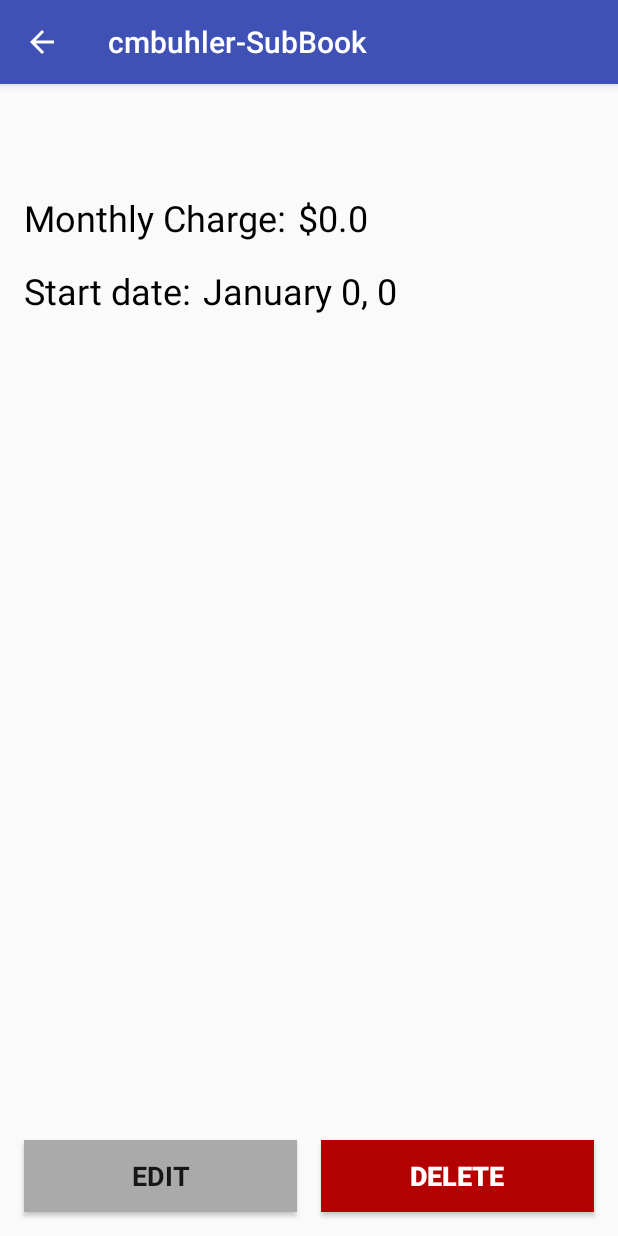
After one commit to cmbuhler/cmbuhler-SubBook, an Android app: the SubDetailsActivity screen opened directly, with no data from a screen before it, on a phone screen of 412 x 824 dp. The commit adds this screen. Run offline under Robolectric (Android 15) with nearby library versions, the phone set to English and light mode, and no system bars; 7 statements that could not run were skipped.

Commit message:
Implement Viewing Details about a Sub and the ability to delete a subscription.

```diff
--- a/app/build.gradle
+++ b/app/build.gradle
@@ -19,10 +19,11 @@ android {
 }
 
 dependencies {
-    implementation fileTree(dir: 'libs', include: ['*.jar'])
+    implementation fileTree(include: ['*.jar'], dir: 'libs')
     implementation 'com.android.support:appcompat-v7:26.1.0'
     implementation 'com.android.support.constraint:constraint-layout:1.0.2'
     testImplementation 'junit:junit:4.12'
     androidTestImplementation 'com.android.support.test:runner:1.0.1'
     androidTestImplementation 'com.android.support.test.espresso:espresso-core:3.0.1'
+    implementation 'com.google.code.gson:gson:2.2.4'
 }
--- a/app/src/main/java/com/example/chase/cmbuhler_subbook/SubAdapter.java
+++ b/app/src/main/java/com/example/chase/cmbuhler_subbook/SubAdapter.java
@@ -11,6 +11,10 @@ import java.util.ArrayList;
 
 /**
  * Created by Chase on 2018-01-24.
+ *
+ * References:
+ *      https://www.raywenderlich.com/124438/android-listview-tutorial
+ *          Retrieved: 2018-01-28
  */
 
 public class SubAdapter extends BaseAdapter {
--- /dev/null
+++ b/app/src/main/java/com/example/chase/cmbuhler_subbook/SubDetailsActivity.java
@@ -0,0 +1,99 @@
+package com.example.chase.cmbuhler_subbook;
+
+
+import android.content.Context;
+import android.content.DialogInterface;
+import android.content.Intent;
+import android.support.v7.app.AlertDialog;
+import android.support.v7.app.AppCompatActivity;
+import android.os.Bundle;
+import android.view.View;
+import android.widget.Button;
+import android.widget.TextView;
+
+public class SubDetailsActivity extends AppCompatActivity {
+
+    private String name;
+    private String comment;
+    private int year, month, day;
+    private float charge;
+    private int position;
+
+    private TextView nameView;
+    private TextView dateView;
+    private TextView chargeView;
+    private TextView commentView;
+
+    @Override
+    protected void onCreate(Bundle savedInstanceState) {
+        super.onCreate(savedInstanceState);
+        setContentView(R.layout.activity_sub_details);
+
+
+        name = this.getIntent().getExtras().getString("sub_name");
+        comment = this.getIntent().getExtras().getString("sub_comment");
+        year = this.getIntent().getExtras().getInt("sub_year");
+        month = this.getIntent().getExtras().getInt("sub_month");
+        day = this.getIntent().getExtras().getInt("sub_day");
+        charge = this.getIntent().getExtras().getFloat("sub_charge");
+        position = this.getIntent().getExtras().getInt("sub_pos");
+
+        nameView = findViewById(R.id.subNameTextView);
+        dateView = findViewById(R.id.subDateValue);
+        chargeView = findViewById(R.id.subChargeValue);
+        commentView = findViewById(R.id.subCommentValue);
+
+        Button deleteButton = findViewById(R.id.buttonDelete);
+        final Context context = this;
+        deleteButton.setOnClickListener(new Button.OnClickListener(){
+            @Override
+            public void onClick(View deleteButton){
+
+
+                /*
+                Taken https://stackoverflow.com/questions/2115758/how-do-i-display-an-alert-dialog-on-android
+                Retrieved 2018-01-28
+                 */
+                AlertDialog.Builder builder1 = new AlertDialog.Builder(context);
+                builder1.setMessage("Are you sure you want to delete this subscription?\nThis " +
+                        "is permanent and there is no going back.");
+                builder1.setCancelable(true);
+
+                builder1.setPositiveButton(
+                        "Yes",
+                        new DialogInterface.OnClickListener() {
+                            public void onClick(DialogInterface dialog, int id) {
+                                SubList.getInstance().remove(position);
+                                finish();
+                            }
+                        });
+
+                builder1.setNegativeButton(
+                        "No",
+                        new DialogInterface.OnClickListener() {
+                            public void onClick(DialogInterface dialog, int id) {
+                                dialog.cancel();
+                            }
+                        });
+
+                AlertDialog alert11 = builder1.create();
+                alert11.show();
+            }
+        });
+
+    }
+
+    @Override
+    public void onStart(){
+        super.onStart();
+        nameView.setText(name);
+        String date = "" + Subscription.getMonth(month) + " " + day +
+                ", " + year;
+        dateView.setText(date);
+        commentView.setText(comment);
+        String chargewithsign = "$"+charge;
+        chargeView.setText(chargewithsign);
+
+
+    }
+}
--- a/app/src/main/res/layout/activity_main.xml
+++ b/app/src/main/res/layout/activity_main.xml
@@ -10,10 +10,10 @@
 
     <TextView
         android:id="@+id/totalChargeText"
-        android:layout_width="235dp"
+        android:layout_width="wrap_content"
         android:layout_height="wrap_content"
+        android:layout_marginLeft="16dp"
         android:layout_marginStart="16dp"
-        android:layout_marginLeft="16dp"
         android:layout_marginTop="16dp"
         android:text="@string/total_charge"
         android:textAppearance="@style/TextAppearance.AppCompat.Body2"
--- /dev/null
+++ b/app/src/main/res/layout/activity_sub_details.xml
@@ -0,0 +1,114 @@
+<?xml version="1.0" encoding="utf-8"?>
+<android.support.constraint.ConstraintLayout xmlns:android="http://schemas.android.com/apk/res/android"
+    xmlns:app="http://schemas.android.com/apk/res-auto"
+    xmlns:tools="http://schemas.android.com/tools"
+    android:layout_width="match_parent"
+    android:layout_height="match_parent"
+    tools:context="com.example.chase.cmbuhler_subbook.SubDetailsActivity">
+
+    <TextView
+        android:id="@+id/subNameTextView"
+        android:layout_width="wrap_content"
+        android:layout_height="wrap_content"
+        android:layout_marginStart="16dp"
+        android:layout_marginTop="16dp"
+        android:text="TextView"
+        android:textColor="@android:color/black"
+        android:textSize="30sp"
+        app:layout_constraintStart_toStartOf="parent"
+        app:layout_constraintTop_toTopOf="parent" />
+
+    <TextView
+        android:id="@+id/subChargeTitle"
+        android:layout_width="wrap_content"
+        android:layout_height="wrap_content"
+        android:layout_marginStart="16dp"
+        android:layout_marginTop="16dp"
+        android:text="@string/sub_charge"
+        android:textColor="@android:color/black"
+        android:textSize="24sp"
+        app:layout_constraintStart_toStartOf="parent"
+        app:layout_constraintTop_toBottomOf="@+id/subNameTextView" />
+
+    <TextView
+        android:id="@+id/subChargeValue"
+        android:layout_width="wrap_content"
+        android:layout_height="wrap_content"
+        android:layout_marginStart="8dp"
+        android:text="TextView"
+        android:textColor="@android:color/black"
+        android:textSize="24sp"
+        app:layout_constraintBaseline_toBaselineOf="@+id/subChargeTitle"
+        app:layout_constraintStart_toEndOf="@+id/subChargeTitle" />
+
+    <TextView
+        android:id="@+id/subDateTitle"
+        android:layout_width="wrap_content"
+        android:layout_height="wrap_content"
+        android:layout_marginStart="16dp"
+        android:layout_marginTop="16dp"
+        android:text="@string/sub_data"
+        android:textColor="@android:color/black"
+        android:textSize="24sp"
+        app:layout_constraintStart_toStartOf="parent"
+        app:layout_constraintTop_toBottomOf="@+id/subChargeTitle" />
+
+    <TextView
+        android:id="@+id/subDateValue"
+        android:layout_width="wrap_content"
+        android:layout_height="wrap_content"
+        android:layout_marginStart="8dp"
+        android:text="TextView"
+        android:textColor="@android:color/black"
+        android:textSize="24sp"
+        app:layout_constraintBaseline_toBaselineOf="@+id/subDateTitle"
+        app:layout_constraintStart_toEndOf="@+id/subDateTitle" />
+
+    <TextView
+        android:id="@+id/subCommentValue"
+        android:layout_width="wrap_content"
+        android:layout_height="wrap_content"
+        android:layout_marginStart="16dp"
+        android:layout_marginTop="16dp"
+        android:text="TextView"
+        android:textColor="@android:color/black"
+        android:textSize="18sp"
+        app:layout_constraintStart_toStartOf="parent"
+        app:layout_constraintTop_toBottomOf="@+id/subDateTitle" />
+
+    <Button
+        android:id="@+id/buttonEdit"
+        android:layout_width="0dp"
+        android:layout_height="wrap_content"
+        android:layout_marginBottom="16dp"
+        android:layout_marginEnd="16dp"
+        android:layout_marginStart="16dp"
+        android:background="@android:color/darker_gray"
+        android:fontFamily="sans-serif"
+        android:text="@string/button_edit"
+        android:textSize="18sp"
+        android:textStyle="bold"
+        android:typeface="normal"
+        app:layout_constraintBottom_toBottomOf="parent"
+        app:layout_constraintEnd_toStartOf="@+id/buttonDelete"
+        app:layout_constraintHorizontal_bias="0.5"
+        app:layout_constraintStart_toStartOf="parent" />
+
+    <Button
+        android:id="@+id/buttonDelete"
+        android:layout_width="0dp"
+        android:layout_height="wrap_content"
+        android:layout_marginBottom="16dp"
+        android:layout_marginEnd="16dp"
+        android:background="@color/deleteRed"
+        android:text="@string/button_delete"
+        android:textColor="@android:color/white"
+        android:textSize="18sp"
+        android:textStyle="bold"
+        android:typeface="normal"
+        app:layout_constraintBottom_toBottomOf="parent"
+        app:layout_constraintEnd_toEndOf="parent"
+        app:layout_constraintHorizontal_bias="0.5"
+        app:layout_constraintStart_toEndOf="@+id/buttonEdit"
+        tools:textColorHighlight="@android:color/black" />
+</android.support.constraint.ConstraintLayout>
--- a/app/src/main/res/values/colors.xml
+++ b/app/src/main/res/values/colors.xml
@@ -3,4 +3,5 @@
     <color name="colorPrimary">#3F51B5</color>
     <color name="colorPrimaryDark">#303F9F</color>
     <color name="colorAccent">#ff4081</color>
+    <color name="deleteRed">#b30000</color>
 </resources>
--- a/app/src/main/res/values/strings.xml
+++ b/app/src/main/res/values/strings.xml
@@ -4,8 +4,10 @@
     <string name="new_sub">New Subscription</string>
     <string name="sub_name">Subscription Name</string>
     <string name="sub_data">Start date:</string>
-    <string name="sub_charge">Monthly Charge</string>
+    <string name="sub_charge">Monthly Charge:</string>
     <string name="sub_comment">Comment (Optional)</string>
     <string name="sub_add_button">Add</string>
     <string name="new_sub_help">Help</string>
+    <string name="button_edit">Edit</string>
+    <string name="button_delete">Delete</string>
 </resources>
```
Also changed, not shown: app/src/main/AndroidManifest.xml (+5 -3 lines), app/src/main/java/com/example/chase/cmbuhler_subbook/MainActivity.java (+29 -4 lines), app/src/main/java/com/example/chase/cmbuhler_subbook/SubList.java (+7 -3 lines), 1 other file.
